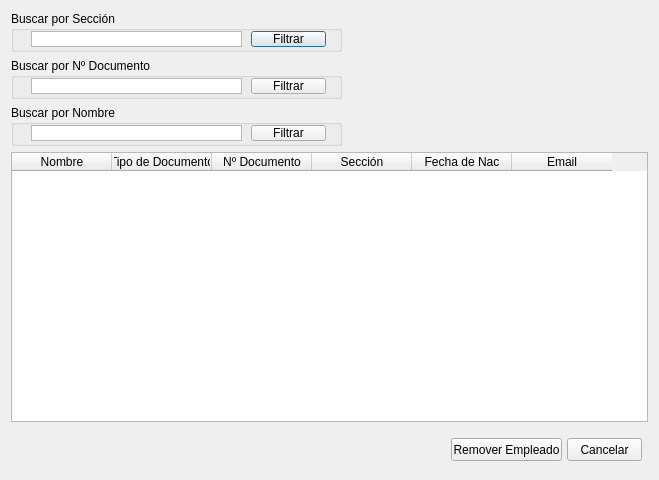
Above: src/ui/DialogRemoverEmpleadoDeSeccion.ui from guilleurrutia10/division-transporte before the change. Below: the same form after it.
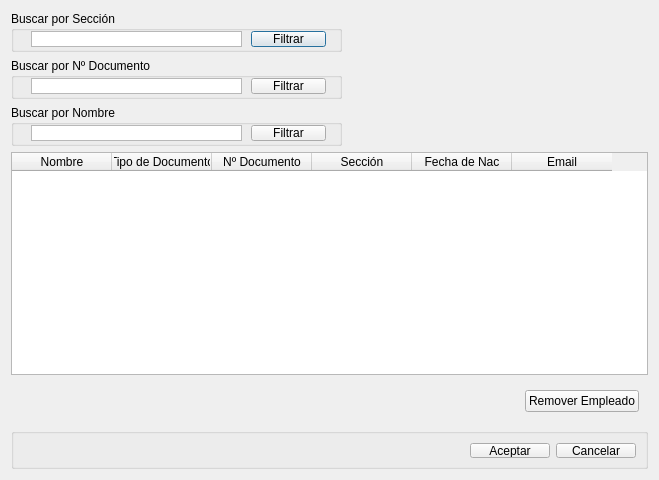
That is the form after the change.

Commit message: modificaciones ui con group box parte 2

What changed in the file:
```diff
--- a/src/ui/DialogRemoverEmpleadoDeSeccion.ui
+++ b/src/ui/DialogRemoverEmpleadoDeSeccion.ui
@@ -243,32 +243,88 @@
        <height>41</height>
       </size>
      </property>
-     <widget class="QPushButton" name="pushButton_Cancelar">
-      <property name="geometry">
-       <rect>
-        <x>350</x>
-        <y>10</y>
-        <width>75</width>
-        <height>23</height>
-       </rect>
+     <layout class="QHBoxLayout" name="horizontalLayout">
+      <item>
+       <spacer name="horizontalSpacer_3">
+        <property name="orientation">
+         <enum>Qt::Horizontal</enum>
+        </property>
+        <property name="sizeHint" stdset="0">
+         <size>
+          <width>304</width>
+          <height>20</height>
+         </size>
+        </property>
+       </spacer>
+      </item>
+      <item>
+       <widget class="QPushButton" name="pushButton_Remover">
+        <property name="text">
+         <string>Remover Empleado</string>
+        </property>
+       </widget>
+      </item>
+     </layout>
+    </widget>
+   </item>
+   <item row="5" column="0" colspan="2">
+    <widget class="QGroupBox" name="groupBoxButtonBox">
+     <property name="minimumSize">
+      <size>
+       <width>271</width>
+       <height>41</height>
+      </size>
+     </property>
+     <property name="maximumSize">
+      <size>
+       <width>16777215</width>
+       <height>41</height>
+      </size>
+     </property>
+     <property name="title">
+      <string/>
+     </property>
+     <layout class="QGridLayout" name="gridLayout_2">
+      <property name="leftMargin">
+       <number>9</number>
       </property>
-      <property name="text">
-       <string>Cancelar</string>
+      <property name="topMargin">
+       <number>9</number>
       </property>
-     </widget>
-     <widget class="QPushButton" name="pushButton_Remover">
-      <property name="geometry">
-       <rect>
-        <x>234</x>
-        <y>10</y>
-        <width>111</width>
-        <height>23</height>
-       </rect>
+      <property name="rightMargin">
+       <number>9</number>
       </property>
-      <property name="text">
-       <string>Remover Empleado</string>
+      <property name="bottomMargin">
+       <number>8</number>
       </property>
-     </widget>
+      <item row="0" column="1">
+       <widget class="QPushButton" name="pushButtonAceptar">
+        <property name="text">
+         <string>Aceptar</string>
+        </property>
+       </widget>
+      </item>
+      <item row="0" column="2">
+       <widget class="QPushButton" name="pushButtonCancelar">
+        <property name="text">
+         <string>Cancelar</string>
+        </property>
+       </widget>
+      </item>
+      <item row="0" column="0">
+       <spacer name="horizontalSpacer_2">
+        <property name="orientation">
+         <enum>Qt::Horizontal</enum>
+        </property>
+        <property name="sizeHint" stdset="0">
+         <size>
+          <width>40</width>
+          <height>20</height>
+         </size>
+        </property>
+       </spacer>
+      </item>
+     </layout>
     </widget>
    </item>
   </layout>
```
The commit also changes 28 other files.
